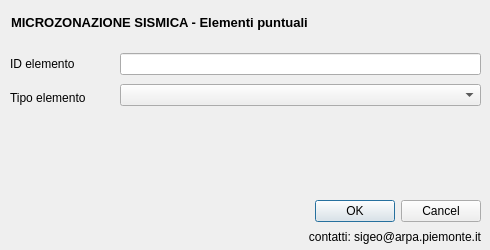
This is GeoTec/form/epuntuali.ui in ivn888/mzs as Qt 5 draws it before an edit. The edited form follows.
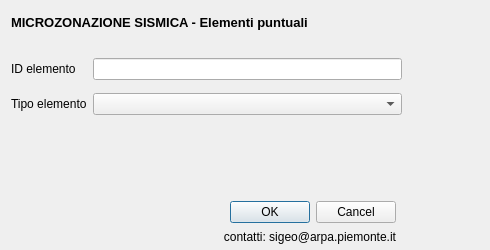
This is the edited form. Icons and pictures are not drawn.

What changed in the file:
```diff
--- a/GeoTec/form/epuntuali.ui
+++ b/GeoTec/form/epuntuali.ui
@@ -18,7 +18,7 @@
     <rect>
      <x>11</x>
      <y>11</y>
-     <width>471</width>
+     <width>391</width>
      <height>22</height>
     </rect>
    </property>
@@ -55,39 +55,14 @@
   <widget class="QWidget" name="">
    <property name="geometry">
     <rect>
-     <x>120</x>
-     <y>50</y>
-     <width>361</width>
-     <height>61</height>
+     <x>11</x>
+     <y>51</y>
+     <width>391</width>
+     <height>71</height>
     </rect>
    </property>
-   <layout class="QVBoxLayout" name="verticalLayout">
-    <item>
-     <widget class="QLineEdit" name="id_ep">
-      <property name="toolTip">
-       <string extracomment="pippo"/>
-      </property>
-      <property name="whatsThis">
-       <string/>
-      </property>
-     </widget>
-    </item>
-    <item>
-     <widget class="QComboBox" name="tipo_ep"/>
-    </item>
-   </layout>
-  </widget>
-  <widget class="QWidget" name="">
-   <property name="geometry">
-    <rect>
-     <x>10</x>
-     <y>50</y>
-     <width>101</width>
-     <height>61</height>
-    </rect>
-   </property>
-   <layout class="QVBoxLayout" name="verticalLayout_2">
-    <item>
+   <layout class="QGridLayout" name="gridLayout">
+    <item row="0" column="0">
      <widget class="QLabel" name="label_3">
       <property name="toolTip">
        <string/>
@@ -103,26 +78,39 @@
       </property>
      </widget>
     </item>
-    <item>
+    <item row="0" column="1">
+     <widget class="QLineEdit" name="id_ep">
+      <property name="toolTip">
+       <string extracomment="pippo"/>
+      </property>
+      <property name="whatsThis">
+       <string/>
+      </property>
+     </widget>
+    </item>
+    <item row="1" column="0">
      <widget class="QLabel" name="label">
       <property name="text">
        <string>Tipo elemento</string>
       </property>
      </widget>
     </item>
+    <item row="1" column="1">
+     <widget class="QComboBox" name="tipo_ep"/>
+    </item>
    </layout>
   </widget>
   <widget class="QWidget" name="">
    <property name="geometry">
     <rect>
-     <x>10</x>
-     <y>200</y>
-     <width>221</width>
-     <height>41</height>
+     <x>11</x>
+     <y>201</y>
+     <width>385</width>
+     <height>44</height>
     </rect>
    </property>
-   <layout class="QHBoxLayout" name="horizontalLayout_2">
-    <item>
+   <layout class="QGridLayout" name="gridLayout_2">
+    <item row="0" column="0" rowspan="2">
      <widget class="QLabel" name="label_10">
       <property name="font">
        <font>
@@ -138,7 +126,7 @@
       </property>
      </widget>
     </item>
-    <item>
+    <item row="0" column="1" rowspan="2">
      <widget class="QLabel" name="label_16">
       <property name="text">
        <string/>
@@ -148,19 +136,7 @@
       </property>
      </widget>
     </item>
-   </layout>
-  </widget>
-  <widget class="QWidget" name="">
-   <property name="geometry">
-    <rect>
-     <x>240</x>
-     <y>200</y>
-     <width>241</width>
-     <height>46</height>
-    </rect>
-   </property>
-   <layout class="QVBoxLayout" name="verticalLayout_3">
-    <item>
+    <item row="0" column="2">
      <widget class="QDialogButtonBox" name="buttonBox">
       <property name="orientation">
        <enum>Qt::Horizontal</enum>
@@ -170,7 +146,7 @@
       </property>
      </widget>
     </item>
-    <item>
+    <item row="1" column="2">
      <widget class="QLabel" name="label_17">
       <property name="text">
        <string>contatti: sigeo@arpa.piemonte.it</string>
```
Left out of the diff: 14 changed lines with no effect on the pictures.
